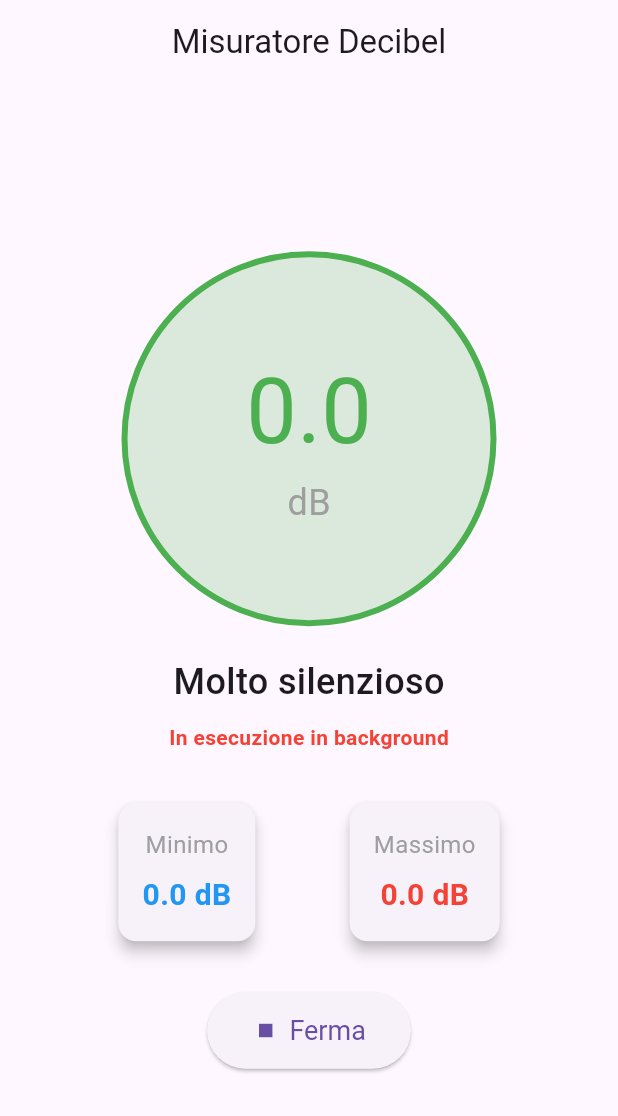
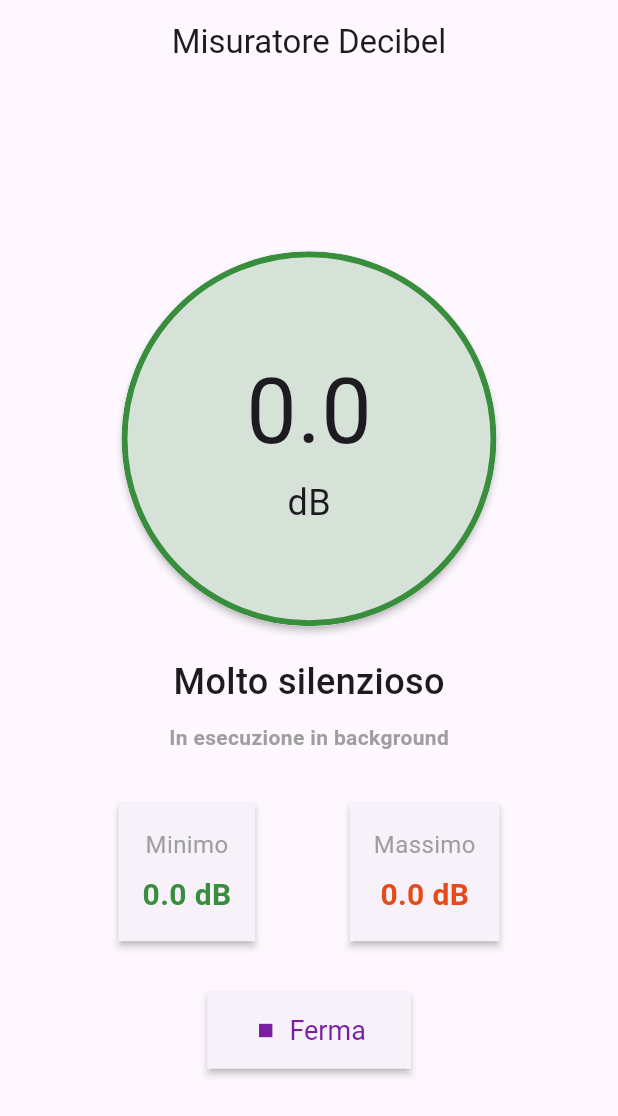
Before and after one commit to michele-lorenzoni/fnoise-meter, a Flutter app: the screen it shows after launch, after a tap on "Inizia Misurazione", on a phone screen of 412 x 824 dp. Shown: the top 1116 px of the screen. Run offline on Flutter 3.47's test engine with Material 3 defaults, Android fonts, the light colour scheme and no system bars; our stand-ins replace flutter_local_notifications, permission_handler; missing offline and left inert: flutter_background_service, noise_meter; statements that could not run were skipped.

Commit message:
fix(decibel_meter_page.dart): Update background service

```diff
--- a/lib/core/utils/decibel_colors.dart
+++ b/lib/core/utils/decibel_colors.dart
@@ -1,10 +1,10 @@
 import 'package:flutter/material.dart';
 
 Color getDecibelColor(double db) {
-  if (db < 50) return Colors.green;
-  if (db < 70) return Colors.yellow;
-  if (db < 90) return Colors.orange;
-  return Colors.red;
+  if (db < 50) return Colors.green.shade700;
+  if (db < 70) return Colors.yellow.shade700;
+  if (db < 90) return Colors.orange.shade700;
+  return Colors.red.shade700;
 }
 
 String getNoiseLevel(double db) {
--- a/lib/core/widgets/decibel_display.dart
+++ b/lib/core/widgets/decibel_display.dart
@@ -15,13 +15,16 @@ class DecibelDisplay extends StatelessWidget {
 
   @override
   Widget build(BuildContext context) {
-    // 3. Ritorna il tuo Container
-    return Container(
+    return Material(
+      elevation: 2,
+      borderRadius: BorderRadius.circular(125),
+      clipBehavior: Clip.antiAlias,
+      child: Container(
         width: 250,
         height: 250,
         decoration: BoxDecoration(
           shape: BoxShape.circle,
-        // Usa le variabili del widget al posto delle variabili con '_'
+          // ... Altre proprietà di BoxDecoration
           color: db_colors.getDecibelColor(currentDecibel).withOpacity(0.2),
           border: Border.all(
             color: db_colors.getDecibelColor(currentDecibel),
@@ -31,22 +34,23 @@ class DecibelDisplay extends StatelessWidget {
         child: Column(
           mainAxisAlignment: MainAxisAlignment.center,
           children: [
+            // ... Contenuto interno
             Text(
               isRecording ? currentDecibel.toStringAsFixed(1) : '0.0',
               style: TextStyle(
                 fontSize: 60,
-              color: db_colors.getDecibelColor(currentDecibel),
+                //color: db_colors.getDecibelColor(currentDecibel),
               ),
             ),
             const Text(
               'dB',
               style: TextStyle(
                 fontSize: 24,
-              color: Colors.grey,
               ),
             ),
           ],
         ),
+      ),
     );
   }
 }
--- a/lib/core/widgets/decibel_meter_page.dart
+++ b/lib/core/widgets/decibel_meter_page.dart
@@ -352,22 +352,22 @@ class _DecibelMeterPageState extends State<DecibelMeterPage> {
                   'In esecuzione in background',
                   style: TextStyle(
                     fontSize: 14,
-                    color: Colors.red,
+                    color: Colors.grey,
                     fontWeight: FontWeight.bold,
                   ),
                 ),
               if (!_serviceInitialized)
                 const Text(
                   'Inizializzazione servizio...',
-                  style: TextStyle(fontSize: 12, color: Colors.orange),
+                  style: TextStyle(fontSize: 12, color: Colors.grey),
                 ),
               const SizedBox(height: 30),
               if (_isRecording) ...[
                 Row(
                   mainAxisAlignment: MainAxisAlignment.spaceEvenly,
                   children: [
-                    buildStatCard('Minimo', _minDecibel, Colors.blue),
-                    buildStatCard('Massimo', _maxDecibel, Colors.red),
+                    buildStatCard('Minimo', _minDecibel, Color(0xFF388E3C)),
+                    buildStatCard('Massimo', _maxDecibel, Color(0xFFE64A19)),
                   ],
                 ),
                 const SizedBox(height: 30),
@@ -377,13 +377,18 @@ class _DecibelMeterPageState extends State<DecibelMeterPage> {
                 icon: Icon(_isRecording ? Icons.stop : Icons.mic),
                 label: Text(_isRecording ? 'Ferma' : 'Inizia Misurazione'),
                 style: ElevatedButton.styleFrom(
+                  elevation: 2,
                   padding: const EdgeInsets.symmetric(
                     horizontal: 30,
                     vertical: 15,
                   ),
+                  foregroundColor: const Color(0xFF7B1FA2),
                   textStyle: const TextStyle(fontSize: 18),
+                  shape: const RoundedRectangleBorder(
+                    borderRadius: BorderRadius.zero,
+                  ),
                 ),
-              ),
+              )
             ],
           ),
         ),
--- a/lib/core/widgets/status_card.dart
+++ b/lib/core/widgets/status_card.dart
@@ -2,7 +2,10 @@ import 'package:flutter/material.dart';
 
 Widget buildStatCard(String label, double value, Color color) {
     return Card(
-      elevation: 4,
+      elevation: 2,
+      shape: const RoundedRectangleBorder(
+        borderRadius: BorderRadius.zero,
+      ),
       child: Padding(
         padding: const EdgeInsets.all(16.0),
         child: Column(
```
Lines whose indentation alone changed are shown as unchanged.
